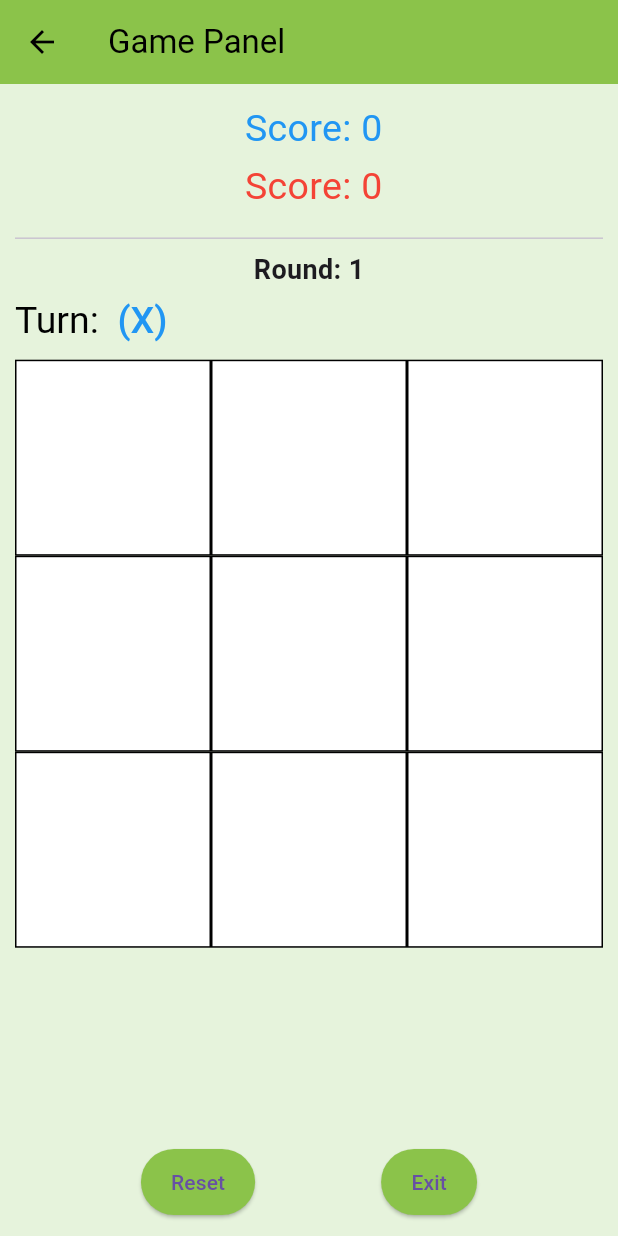
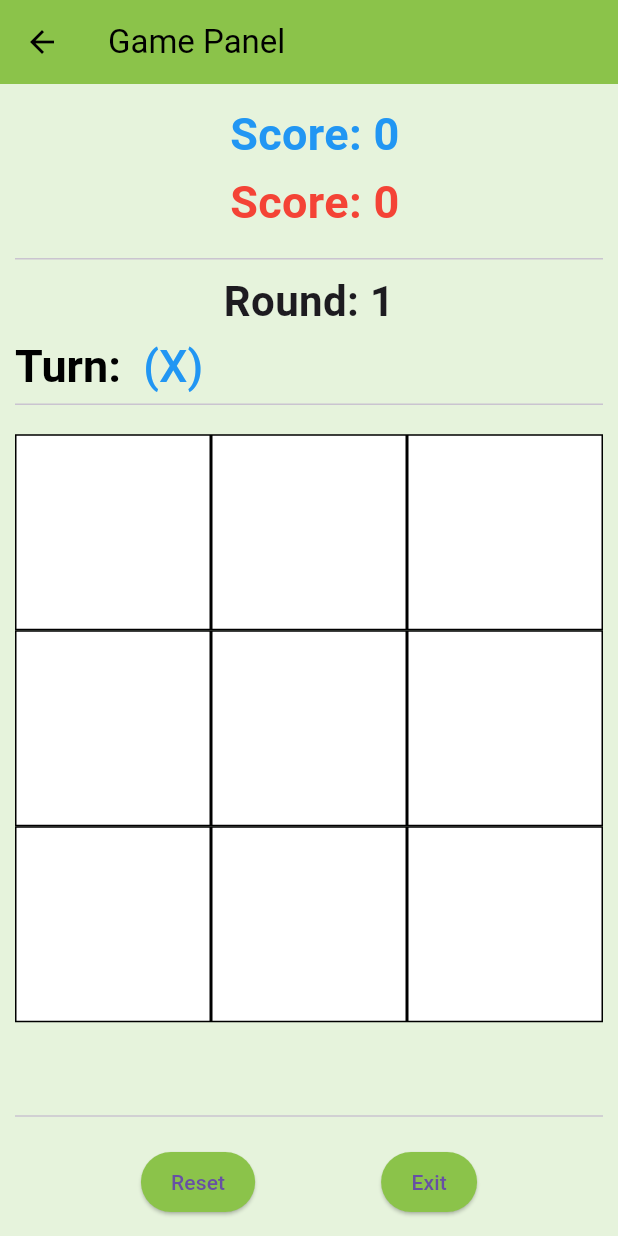
Before and after one commit to eceozcan/Tic_Tac_Toe_game, a Flutter app: the GamePage screen opened directly with empty values, on a phone screen of 412 x 824 dp. Run offline on Flutter 3.47's test engine with Material 3 defaults, Android fonts, the light colour scheme and no system bars.

Commit message:
Update game_panel.dart

```diff
--- a/lib/game_panel.dart
+++ b/lib/game_panel.dart
@@ -102,7 +102,7 @@ class _GamePageState extends State<GamePage> {
     showDialog(
       context: context,
       builder: (_) => AlertDialog(
-        title: const Text("Draw"),
+        title: const Text("Draw!!!"),
         content: const Text(
           "One point for each player.",
           style: TextStyle(fontSize: 16),
@@ -180,14 +180,20 @@ class _GamePageState extends State<GamePage> {
               children: [
                 Text(
                   '${widget.player1Name} Score: $player1Score',
-                  style: const TextStyle(fontSize: 25, color: Colors.blue),
-                  textAlign: TextAlign.center,
+                  style: const TextStyle(
+                    fontSize: 30,
+                    color: Colors.blue,
+                    fontWeight: FontWeight.bold, // ← EKLENDİ
+                  ),
                 ),
-                const SizedBox(height: 2.8),
+                const SizedBox(height: 2.5),
                 Text(
                   '${widget.player2Name} Score: $player2Score',
-                  style: const TextStyle(fontSize: 25, color: Colors.red),
-                  textAlign: TextAlign.center,
+                  style: const TextStyle(
+                    fontSize: 30,
+                    color: Colors.red,
+                    fontWeight: FontWeight.bold,
+                  ),
                 ),
               ],
             ),
@@ -196,15 +202,20 @@ class _GamePageState extends State<GamePage> {
             const Divider(thickness: 1),
             Text(
               'Round: $round',
-              style: const TextStyle(fontSize: 18, fontWeight: FontWeight.bold),
+              style: const TextStyle(fontSize: 28, fontWeight: FontWeight.bold),
             ),
             const SizedBox(height: 6),
             Align(
-              alignment: Alignment.centerLeft, // ✅ Sola hizalama
+              alignment: Alignment.centerLeft,
               child: RichText(
                 text: TextSpan(
                   text: 'Turn: ',
-                  style: const TextStyle(fontSize: 25, color: Colors.black),
+                  style: const TextStyle(
+                    fontSize: 30,
+                    color: Colors.black,
+                    fontWeight: FontWeight.bold,
+                  ),
+
                   children: [
                     TextSpan(
                       text: '$currentPlayer ($currentSymbol)',
@@ -218,6 +229,7 @@ class _GamePageState extends State<GamePage> {
               ),
             ),
 
+            const Divider(thickness: 1),
             const SizedBox(height: 12),
             Expanded(
               child: GridView.builder(
@@ -247,7 +259,8 @@ class _GamePageState extends State<GamePage> {
                 },
               ),
             ),
-            const SizedBox(height: 10),
+            const Divider(thickness: 1),
+            const SizedBox(height: 12),
             Row(
               mainAxisAlignment: MainAxisAlignment.spaceEvenly,
               children: [
@@ -255,7 +268,7 @@ class _GamePageState extends State<GamePage> {
                   onPressed: _resetGame,
                   style: ElevatedButton.styleFrom(
                     backgroundColor: Colors.lightGreen,
-                    padding: const EdgeInsets.symmetric(horizontal: 20, vertical: 12),
+                    padding: const EdgeInsets.symmetric(horizontal: 20, vertical: 2),
                   ),
                   child: const Text("Reset"),
                 ),
@@ -283,7 +296,7 @@ class _GamePageState extends State<GamePage> {
                   },
                   style: ElevatedButton.styleFrom(
                     backgroundColor: Colors.lightGreen,
-                    padding: const EdgeInsets.symmetric(horizontal: 20, vertical: 12),
+                    padding: const EdgeInsets.symmetric(horizontal: 20, vertical: 2),
                   ),
                   child: const Text("Exit"),
                 ),
```
